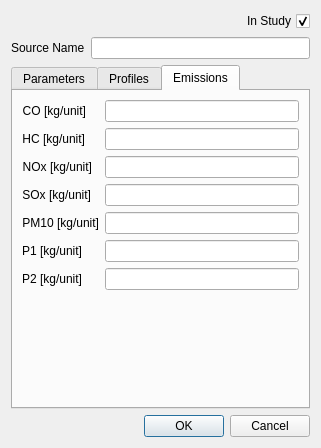
Qt form ui/ui_area_sources.ui (eurocontrol-asu/open_alaqs) before a commit.
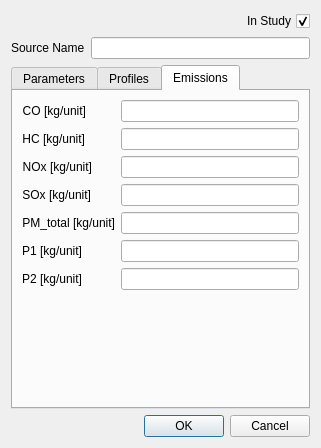
The same form after that commit. The open tabs and pages were chosen to show the change.

Commit message: Rename PM10 to PM_total

The edit to the form file:
```diff
--- a/ui/ui_area_sources.ui
+++ b/ui/ui_area_sources.ui
@@ -242,7 +242,7 @@
        <item row="4" column="0">
         <widget class="QLabel" name="label_17">
          <property name="text">
-          <string>PM10 [kg/unit]</string>
+          <string>PM_total [kg/unit]</string>
          </property>
          <property name="alignment">
           <set>Qt::AlignRight|Qt::AlignTrailing|Qt::AlignVCenter</set>
```
Left out of the diff: 4 changed lines with no effect on the pictures. The commit also changes 45 other files.
